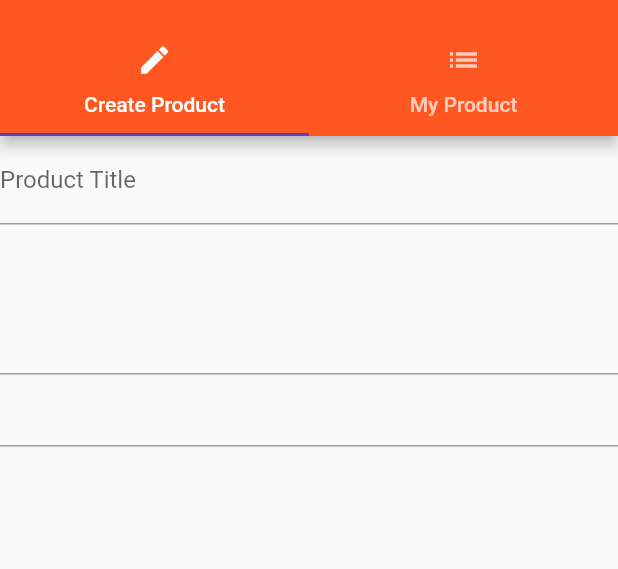
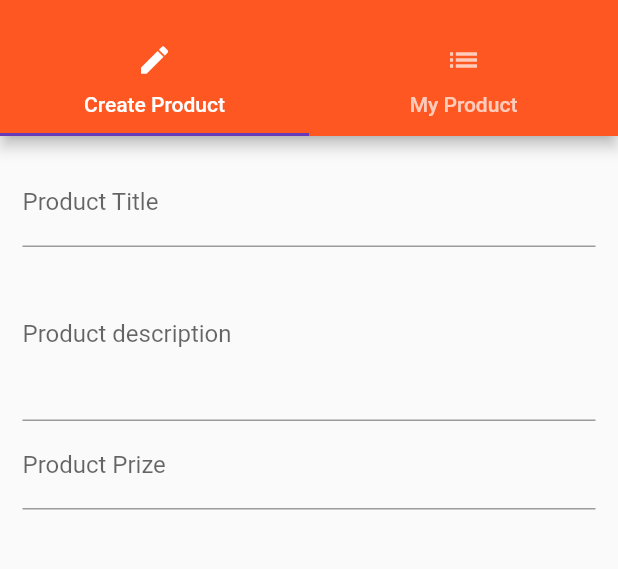
Before and after one commit to ShankarDhandapani/My-First-Flutter-App, a Flutter app: the ProductsAdminPage screen opened by its route, on a phone screen of 412 x 824 dp, the part 59-628 px from its top. Run offline on Flutter 3.47's test engine with Material 2 defaults, Android fonts, the phone set to English and light mode, and no system bars.

Commit message:
Added some style to form

```diff
--- a/lib/pages/product_create.dart
+++ b/lib/pages/product_create.dart
@@ -16,10 +16,12 @@ class _ProductCreatePageSate extends State<ProductCreatePage> {
   @override
   Widget build(BuildContext context) {
     // TODO: implement build
-    return Column(
+    return Container(
+      margin: EdgeInsets.all(15.0),
+      child: Column(
         children: <Widget>[
           TextField(
-          decoration: InputDecoration(labelText: 'Product Title'),
+            decoration: InputDecoration(labelText: 'Product Title', ),
             onChanged: (String value) {
               setState(() {
                 titleValue = value;
@@ -27,7 +29,7 @@ class _ProductCreatePageSate extends State<ProductCreatePage> {
             },
           ),
           TextField(
-
+            decoration: InputDecoration(labelText: 'Product description'),
             maxLines: 4,
             onChanged: (String value) {
               setState(() {
@@ -35,6 +37,7 @@ class _ProductCreatePageSate extends State<ProductCreatePage> {
               });
             },
           ),TextField(
+            decoration: InputDecoration(labelText: 'Product Prize'),
             keyboardType: TextInputType.number,
             onChanged: (String value) {
               setState(() {
@@ -43,6 +46,7 @@ class _ProductCreatePageSate extends State<ProductCreatePage> {
             },
           ),
         ],
+      ),
     );
   }
 }
```
Lines whose indentation alone changed are shown as unchanged.
